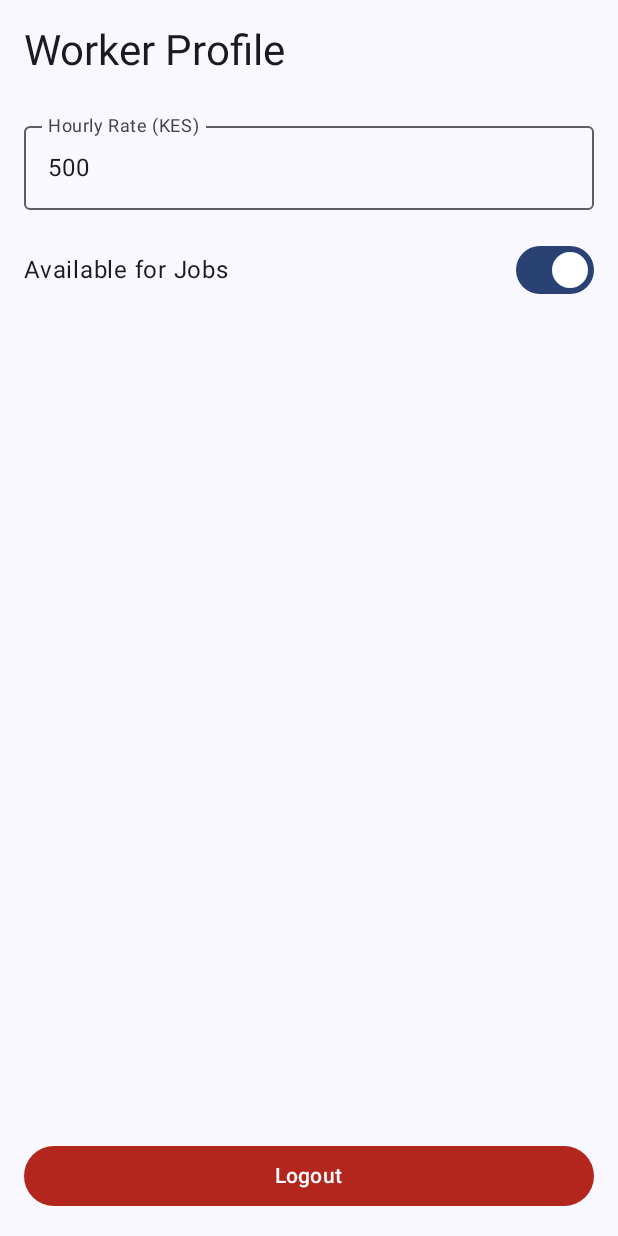
After one commit to John-Nyangara/Mamafua_App, an Android app built with Jetpack Compose: the WorkerProfileScreen screen opened through its navigation route, on a phone screen of 412 x 824 dp. The commit adds this screen. Run offline under Robolectric (Android 15) with nearby library versions, the phone set to English and light mode, and no system bars; our stand-ins replace Room's generated code.

Commit message:
Phase 8: Implemented Profile ViewModels and Screens

```diff
--- a/app/src/main/java/com/mamafua/app/di/Modules.kt
+++ b/app/src/main/java/com/mamafua/app/di/Modules.kt
@@ -13,6 +13,7 @@ import com.mamafua.app.presentation.main.viewmodel.MainViewModel
 import com.mamafua.app.presentation.client.ClientHomeViewModel
 import com.mamafua.app.presentation.worker.WorkerHomeViewModel
 import com.mamafua.app.presentation.job.JobDetailsViewModel
+import com.mamafua.app.presentation.profile.ProfileViewModel
 import org.koin.android.ext.koin.androidContext
 import org.koin.androidx.viewmodel.dsl.viewModel
 import org.koin.dsl.module
@@ -56,6 +57,7 @@ val viewModelModule = module {
     viewModel { ClientHomeViewModel(get()) }
     viewModel { WorkerHomeViewModel(get()) }
     viewModel { JobDetailsViewModel(get(), get()) }
+    viewModel { ProfileViewModel(get(), get()) }
 }
 
 val appModules = listOf(networkModule, databaseModule, repositoryModule, viewModelModule)
--- a/app/src/main/java/com/mamafua/app/presentation/navigation/AppNavigation.kt
+++ b/app/src/main/java/com/mamafua/app/presentation/navigation/AppNavigation.kt
@@ -14,6 +14,8 @@ import com.mamafua.app.presentation.auth.screen.RegisterScreen
 import com.mamafua.app.presentation.auth.screen.SplashScreen
 import com.mamafua.app.presentation.client.ClientHomeScreen
 import com.mamafua.app.presentation.job.JobDetailsScreen
+import com.mamafua.app.presentation.profile.ClientProfileScreen
+import com.mamafua.app.presentation.profile.WorkerProfileScreen
 import com.mamafua.app.presentation.main.viewmodel.AuthState
 import com.mamafua.app.presentation.main.viewmodel.MainViewModel
 import com.mamafua.app.presentation.worker.WorkerHomeScreen
@@ -64,11 +66,14 @@ fun AppNavigation(
         }
 
         composable("client_home") {
-            ClientHomeScreen()
+            ClientHomeScreen(
+                onNavigateToProfile = { navController.navigate("client_profile") }
+            )
         }
         composable("worker_home") {
             WorkerHomeScreen(
-                onNavigateToJobDetails = { jobId -> navController.navigate("job_details/$jobId") }
+                onNavigateToJobDetails = { jobId -> navController.navigate("job_details/$jobId") },
+                onNavigateToProfile = { navController.navigate("worker_profile") }
             )
         }
         composable(
@@ -81,5 +86,12 @@ fun AppNavigation(
                 onNavigateToPayment = { jobId -> navController.navigate("payment/$jobId") }
             )
         }
+
+        composable("client_profile") {
+            ClientProfileScreen()
+        }
+        composable("worker_profile") {
+            WorkerProfileScreen()
+        }
     }
 }
--- /dev/null
+++ b/app/src/main/java/com/mamafua/app/presentation/profile/ProfileViewModel.kt
@@ -0,0 +1,36 @@
+package com.mamafua.app.presentation.profile
+
+import androidx.lifecycle.ViewModel
+import androidx.lifecycle.viewModelScope
+import com.mamafua.app.domain.model.User
+import com.mamafua.app.domain.repository.AuthRepository
+import com.mamafua.app.domain.repository.UserRepository
+import kotlinx.coroutines.flow.SharingStarted
+import kotlinx.coroutines.flow.StateFlow
+import kotlinx.coroutines.flow.stateIn
+import kotlinx.coroutines.launch
+
+class ProfileViewModel(
+    private val userRepository: UserRepository,
+    private val authRepository: AuthRepository
+) : ViewModel() {
+
+    val user: StateFlow<User?> = userRepository.getUserFlow()
+        .stateIn(viewModelScope, SharingStarted.WhileSubscribed(5000), null)
+
+    init {
+        viewModelScope.launch {
+            try {
+                userRepository.getProfile()
+            } catch (e: Exception) {
+                // Ignore error
+            }
+        }
+    }
+
+    fun logout() {
+        viewModelScope.launch {
+            authRepository.logout()
+        }
+    }
+}
--- /dev/null
+++ b/app/src/main/java/com/mamafua/app/presentation/profile/WorkerProfileScreen.kt
@@ -0,0 +1,58 @@
+package com.mamafua.app.presentation.profile
+
+import androidx.compose.foundation.layout.*
+import androidx.compose.material3.*
+import androidx.compose.runtime.*
+import androidx.compose.ui.Alignment
+import androidx.compose.ui.Modifier
+import androidx.compose.ui.unit.dp
+import org.koin.androidx.compose.koinViewModel
+
+@Composable
+fun WorkerProfileScreen(
+    viewModel: ProfileViewModel = koinViewModel()
+) {
+    val user by viewModel.user.collectAsState()
+
+    var isAvailable by remember { mutableStateOf(true) }
+    var hourlyRate by remember { mutableStateOf("500") }
+
+    Column(modifier = Modifier.fillMaxSize().padding(16.dp)) {
+        Text("Worker Profile", style = MaterialTheme.typography.headlineMedium)
+        Spacer(modifier = Modifier.height(24.dp))
+
+        user?.let { current ->
+            Text("Name: ${current.name}", style = MaterialTheme.typography.titleMedium)
+            Text("Email: ${current.email}")
+            Text("Phone: ${current.phone}")
+            Spacer(modifier = Modifier.height(16.dp))
+        }
+
+        OutlinedTextField(
+            value = hourlyRate,
+            onValueChange = { hourlyRate = it },
+            label = { Text("Hourly Rate (KES)") },
+            modifier = Modifier.fillMaxWidth()
+        )
+        Spacer(modifier = Modifier.height(16.dp))
+
+        Row(verticalAlignment = Alignment.CenterVertically) {
+            Text("Available for Jobs")
+            Spacer(modifier = Modifier.weight(1f))
+            Switch(
+                checked = isAvailable,
+                onCheckedChange = { isAvailable = it }
+            )
+        }
+
+        Spacer(modifier = Modifier.weight(1f))
+
+        Button(
+            onClick = { viewModel.logout() },
+            modifier = Modifier.fillMaxWidth(),
+            colors = ButtonDefaults.buttonColors(containerColor = MaterialTheme.colorScheme.error)
+        ) {
+            Text("Logout")
+        }
+    }
+}
```
Also changed, not shown: app/src/main/java/com/mamafua/app/presentation/client/ClientHomeScreen.kt (+8 -2 lines), app/src/main/java/com/mamafua/app/presentation/profile/ClientProfileScreen.kt (added, +39 -0 lines), app/src/main/java/com/mamafua/app/presentation/worker/WorkerHomeScreen.kt (+8 -2 lines).
